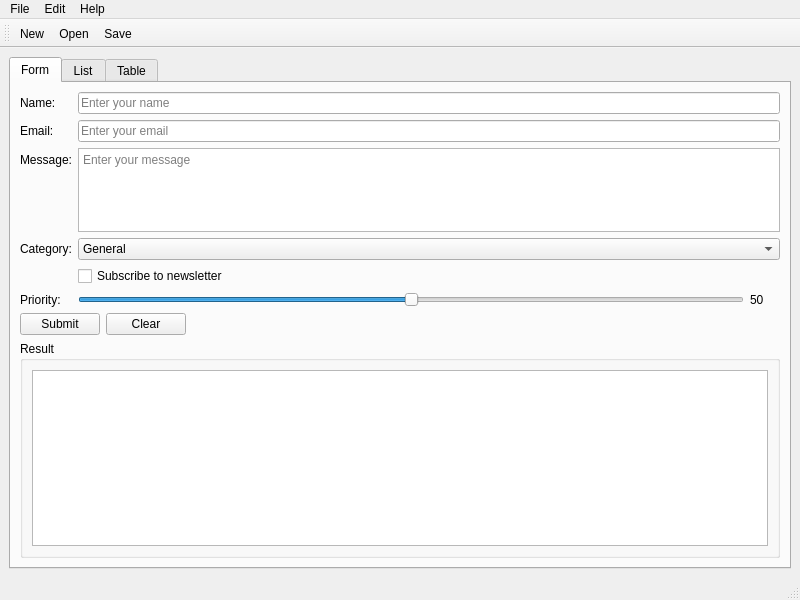
ssss2art/QtMcp, file test_app/mainwindow.ui: the form before one commit.
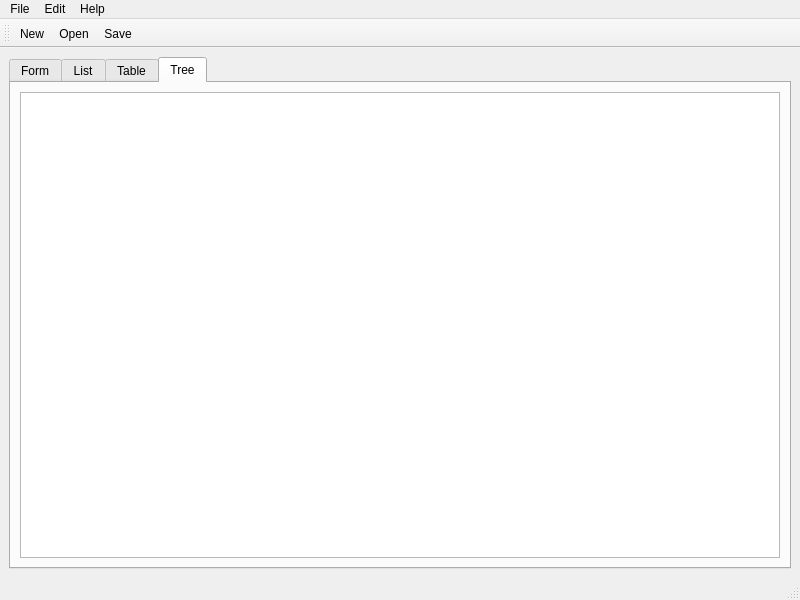
The form after the commit. The open tabs and pages were chosen to show the change.

Commit message: feat(testapp): add Tree tab with 3-level QStandardItemModel + 1200-row subtree

```diff
--- a/test_app/mainwindow.ui
+++ b/test_app/mainwindow.ui
@@ -356,6 +356,20 @@
         </item>
        </layout>
       </widget>
+      <widget class="QWidget" name="treeTab">
+       <attribute name="title">
+        <string>Tree</string>
+       </attribute>
+       <layout class="QVBoxLayout" name="treeLayout">
+        <item>
+         <widget class="QTreeView" name="treeView">
+          <property name="objectName">
+           <string>treeView</string>
+          </property>
+         </widget>
+        </item>
+       </layout>
+      </widget>
      </widget>
     </item>
    </layout>
```
The commit also changes 2 other files.
